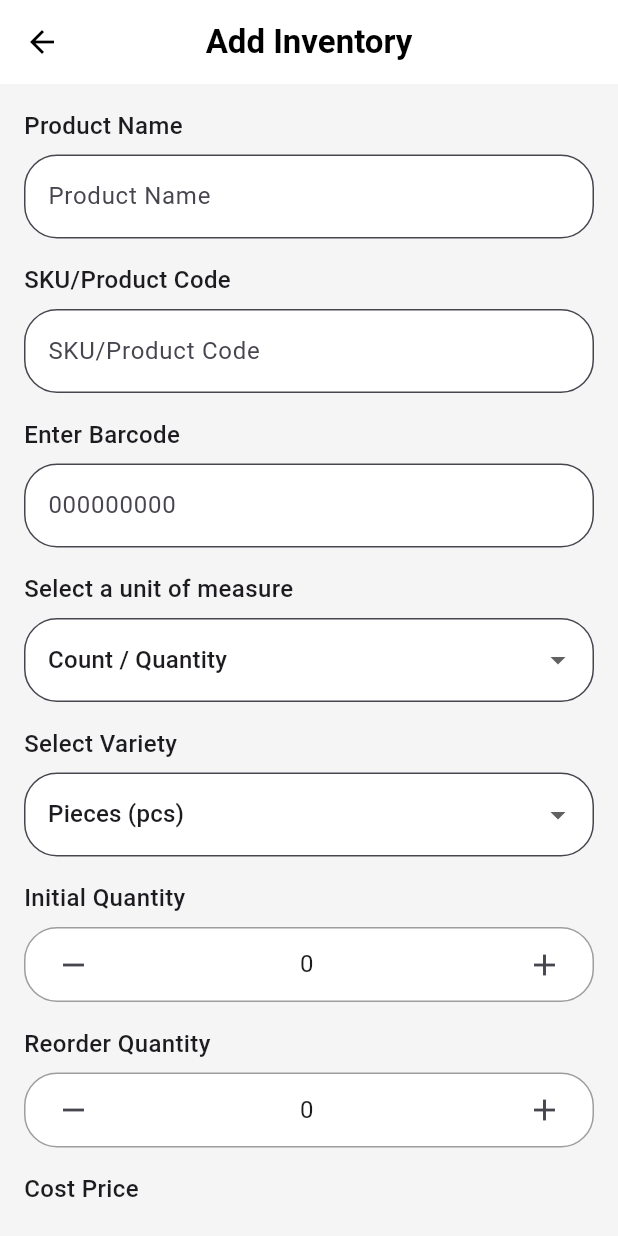
After one commit to celiineauriiel/storify, a Flutter app: the AddInventoryScreen screen opened directly, on a phone screen of 412 x 824 dp. The commit adds this screen. Run offline on Flutter 3.47's test engine with Material 3 defaults, Android fonts, the phone set to English and light mode, and no system bars; our stand-ins replace google_fonts, image_picker; network calls fail.

Commit message:
commit done tugas ui

```diff
--- /dev/null
+++ b/lib/addinventory.dart
@@ -0,0 +1,334 @@
+import 'package:flutter/material.dart';
+import 'package:stockit/homepage.dart';
+
+class AddInventoryScreen extends StatefulWidget {
+  @override
+  _AddInventoryScreenState createState() => _AddInventoryScreenState();
+}
+
+class _AddInventoryScreenState extends State<AddInventoryScreen> {
+  int initialQuantity = 0;
+  int reorderQuantity = 0;
+
+  String selectedUnitCategory = "Count / Quantity";
+  String selectedUnit = "Pieces (pcs)";
+  String selectedCurrency = "IDR";
+  String selectedCategory = "Add New Category";
+
+  final Map<String, List<String>> unitOptions = {
+    "Count / Quantity": ["Units (units)", "Pieces (pcs)", "Items (items)", "Packs (packs)", "Boxes (boxes)", "Other"],
+    "Volume": ["Liters (l)", "Milliliters (ml)", "Fluid Ounces (fl oz)", "Cups (cup)", "Other"],
+    "Weight": ["Kilograms (kg)", "Grams (g)", "Ounces (oz)", "Other"],
+    "Length": ["Kilometers (km)", "Meters (m)", "Centimeters (cm)", "Inches (in)", "Feet (ft)", "Other"],
+  };
+
+  final List<String> categories = ["Add New Category", "Electronics", "Groceries","Fashion"];
+
+  final List<String> currencies = ["EUR", "USD", "IDR", "JPY", "KRW", "AUD", "None"];
+
+  @override
+  Widget build(BuildContext context) {
+    return Scaffold(
+      appBar: AppBar(
+        backgroundColor: Colors.white,
+        centerTitle: true,
+        elevation: 0,
+        title: const Text(
+          "Add Inventory",
+          style: TextStyle(color: Colors.black, fontWeight: FontWeight.bold),
+        ),
+        leading: IconButton(
+  icon: const Icon(Icons.arrow_back, color: Colors.black),
+  onPressed: () {
+    // Arahkan pengguna kembali ke Homepage
+    Navigator.pushReplacement(
+      context,
+      MaterialPageRoute(builder: (context) => Homepage()), // Ganti 'Homepage' dengan halaman yang sesuai
+    );
+  },
+),
+
+      ),
+      body: Container(
+        color: Colors.grey[100],
+        child: Padding(
+          padding: const EdgeInsets.all(16.0),
+          child: ListView(
+            children: [
+              buildTextField("Product Name", "Product Name"),
+              buildTextField("SKU/Product Code", "SKU/Product Code"),
+              buildTextField("Enter Barcode", "000000000"),
+              buildDropdown(
+                "Select a unit of measure",
+                selectedUnitCategory,
+                unitOptions.keys.toList(),
+                (value) {
+                  setState(() {
+                    selectedUnitCategory = value ?? selectedUnitCategory;
+                    selectedUnit = unitOptions[selectedUnitCategory]?.first ?? "Pieces (pcs)";
+                  });
+                },
+              ),
+              buildDropdown(
+                "Select Variety",
+                selectedUnit,
+                unitOptions[selectedUnitCategory]!,
+                (value) {
+                  if (value == "Other") {
+                    _showInputDialog(
+                      context,
+                      "Add a new unit for $selectedUnitCategory",
+                      (newValue) {
+                        setState(() {
+                          unitOptions[selectedUnitCategory]?.add(newValue);
+                          selectedUnit = newValue;
+                        });
+                      },
+                    );
+                  } else {
+                    setState(() {
+                      selectedUnit = value ?? selectedUnit;
+                    });
+                  }
+                },
+              ),
+              buildQuantityField("Initial Quantity", initialQuantity, (newQuantity) {
+                setState(() {
+                  initialQuantity = newQuantity;
+                });
+              }),
+              buildQuantityField("Reorder Quantity", reorderQuantity, (newQuantity) {
+                setState(() {
+                  reorderQuantity = newQuantity;
+                });
+              }),
+              buildTextField("Cost Price", "Cost Price"),
+              buildTextField("Selling Price", "Selling Price"),
+              buildDropdown(
+                "Select Currency",
+                selectedCurrency,
+                currencies,
+                (value) {
+                  setState(() {
+                    selectedCurrency = value ?? selectedCurrency;
+                  });
+                },
+              ),
+              buildDropdown(
+                "Select Category",
+                selectedCategory,
+                categories,
+                (value) {
+                  if (value == "Add New Category") {
+                    _showInputDialog(
+                      context,
+                      "Add New Category",
+                      (newValue) {
+                        setState(() {
+                          categories.add(newValue);
+                          selectedCategory = newValue;
+                        });
+                      },
+                    );
+                  } else {
+                    setState(() {
+                      selectedCategory = value ?? selectedCategory;
+                    });
+                  }
+                },
+              ),
+              const SizedBox(height: 16),
+              ElevatedButton(
+                onPressed: () {
+                  showDialog(
+                    context: context,
+                    builder: (context) => AlertDialog(
+                      title: const Icon(Icons.check_circle, size: 40, color: Colors.green),
+                      content: const Text("Product added successfully"),
+                      actions: [
+                        TextButton(
+                          onPressed: () => Navigator.pop(context),
+                          child: const Text("See Inventory"),
+                        ),
+                        TextButton(
+                          onPressed: () => Navigator.pop(context),
+                          child: const Text("OK"),
+                        ),
+                      ],
+                    ),
+                  );
+                },
+                style: ElevatedButton.styleFrom(
+                  backgroundColor: const Color(0xFF006A67),
+                  foregroundColor: Colors.white,
+                  shape: RoundedRectangleBorder(
+                    borderRadius: BorderRadius.circular(22),
+                  ),
+                  padding: const EdgeInsets.all(16),
+                  textStyle: const TextStyle(fontSize: 16, fontWeight: FontWeight.bold),
+                ),
+                child: const Text("Save Inventory"),
+              ),
+            ],
+          ),
+        ),
+      ),
+    );
+  }
+
+  Widget buildTextField(String label, String hint) {
+    return Padding(
+      padding: const EdgeInsets.only(bottom: 16.0),
+      child: Column(
+        crossAxisAlignment: CrossAxisAlignment.start,
+        children: [
+          Text(label, style: const TextStyle(fontSize: 16, fontWeight: FontWeight.w500)),
+          const SizedBox(height: 8),
+          TextField(
+            decoration: InputDecoration(
+              hintText: hint,
+              filled: true,
+              fillColor: Colors.white,
+              border: _outlineInputBorder(),
+              focusedBorder: _outlineInputBorder(focused: true),
+            ),
+          ),
+        ],
+      ),
+    );
+  }
+
+  Widget buildDropdown(
+      String label, String value, List<String> items, ValueChanged<String?> onChanged) {
+    return Padding(
+      padding: const EdgeInsets.only(bottom: 16.0),
+      child: Column(
+        crossAxisAlignment: CrossAxisAlignment.start,
+        children: [
+          Text(label, style: const TextStyle(fontSize: 16, fontWeight: FontWeight.w500)),
+          const SizedBox(height: 8),
+          DropdownButtonFormField<String>(
+            value: value,
+            onChanged: onChanged,
+            items: items.map((item) {
+              return DropdownMenuItem<String>(
+                value: item,
+                child: Text(item),
+              );
+            }).toList(),
+            decoration: InputDecoration(
+              filled: true,
+              fillColor: Colors.white,
+              border: _outlineInputBorder(),
+              focusedBorder: _outlineInputBorder(focused: true),
+            ),
+          ),
+        ],
+      ),
+    );
+  }
+
+  Widget buildQuantityField(String label, int quantity, ValueChanged<int> onChanged) {
+    final TextEditingController controller = TextEditingController(text: quantity.toString());
+
+    return Padding(
+      padding: const EdgeInsets.only(bottom: 16.0),
+      child: Column(
+        crossAxisAlignment: CrossAxisAlignment.start,
+        children: [
+          Text(label, style: const TextStyle(fontSize: 16, fontWeight: FontWeight.w500)),
+          const SizedBox(height: 8),
+          Container(
+            decoration: BoxDecoration(
+              color: Colors.white,
+              borderRadius: BorderRadius.circular(22.0),
+              border: Border.all(
+                color: Colors.grey,
+                width: 1.0,
+              ),
+            ),
+            padding: const EdgeInsets.symmetric(horizontal: 8.0),
+            child: Row(
+              children: [
+                IconButton(
+                  icon: const Icon(Icons.remove),
+                  onPressed: () {
+                    if (quantity > 0) {
+                      onChanged(quantity - 1);
+                    }
+                  },
+                ),
+                Expanded(
+                  child: TextField(
+                    controller: controller,
+                    keyboardType: TextInputType.number,
+                    textAlign: TextAlign.center,
+                    decoration: const InputDecoration(
+                      border: InputBorder.none, // Hilangkan border bawaan TextField
+                      hintText: "0",
+                    ),
+                    onChanged: (value) {
+                      final int? newQuantity = int.tryParse(value);
+                      if (newQuantity != null) {
+                        onChanged(newQuantity);
+                      }
+                    },
+                  ),
+                ),
+                IconButton(
+                  icon: const Icon(Icons.add),
+                  onPressed: () {
+                    onChanged(quantity + 1);
+                  },
+                ),
+              ],
+            ),
+          ),
+        ],
+      ),
+    );
+  }
+
+
+
+  void _showInputDialog(BuildContext context, String title, ValueChanged<String> onSubmitted) {
+    final controller = TextEditingController();
+    showDialog(
+      context: context,
+      builder: (BuildContext context) {
+        return AlertDialog(
+          title: Text(title),
+          content: TextField(
+            controller: controller,
+            decoration: const InputDecoration(hintText: "Enter name"),
+          ),
+          actions: [
+            TextButton(
+              child: const Text("Cancel"),
+              onPressed: () {
+                Navigator.of(context).pop();
+              },
+            ),
+            TextButton(
+              child: const Text("Submit"),
+              onPressed: () {
+                onSubmitted(controller.text);
+                Navigator.of(context).pop();
+              },
+            ),
+          ],
+        );
+      },
+    );
+  }
+
+  OutlineInputBorder _outlineInputBorder({bool focused = false}) {
+    return OutlineInputBorder(
+      borderRadius: BorderRadius.circular(22.0),
+      borderSide: BorderSide(
+        color: focused ? Color(0xFF006A67) : Colors.grey,
+        width: 1.0,
+      ),
+    );
+  }
+}
```
Also changed, not shown: lib/homepage.dart (+7 -1 lines).
